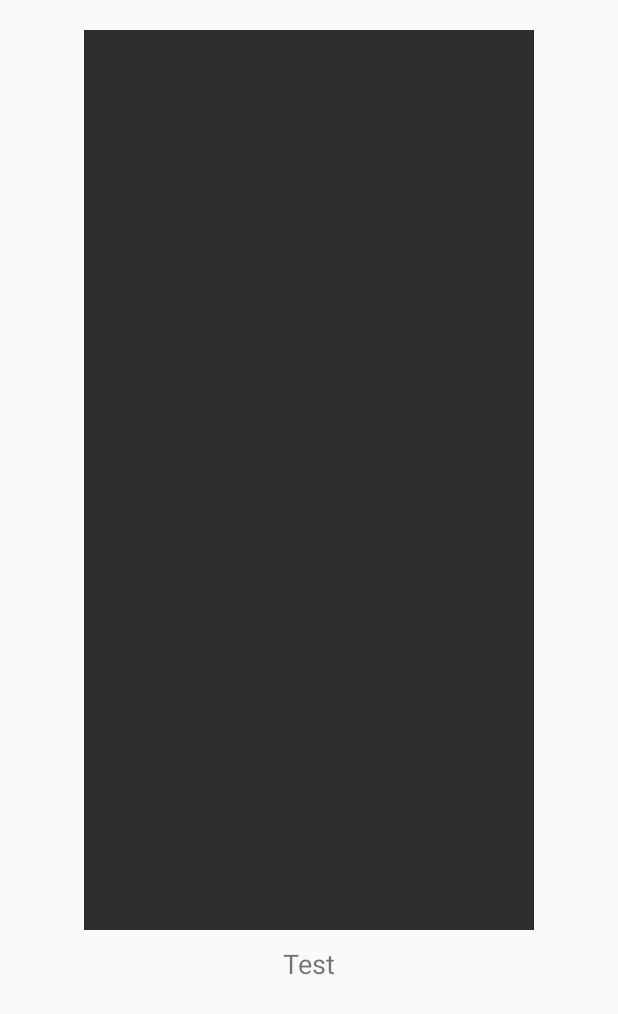
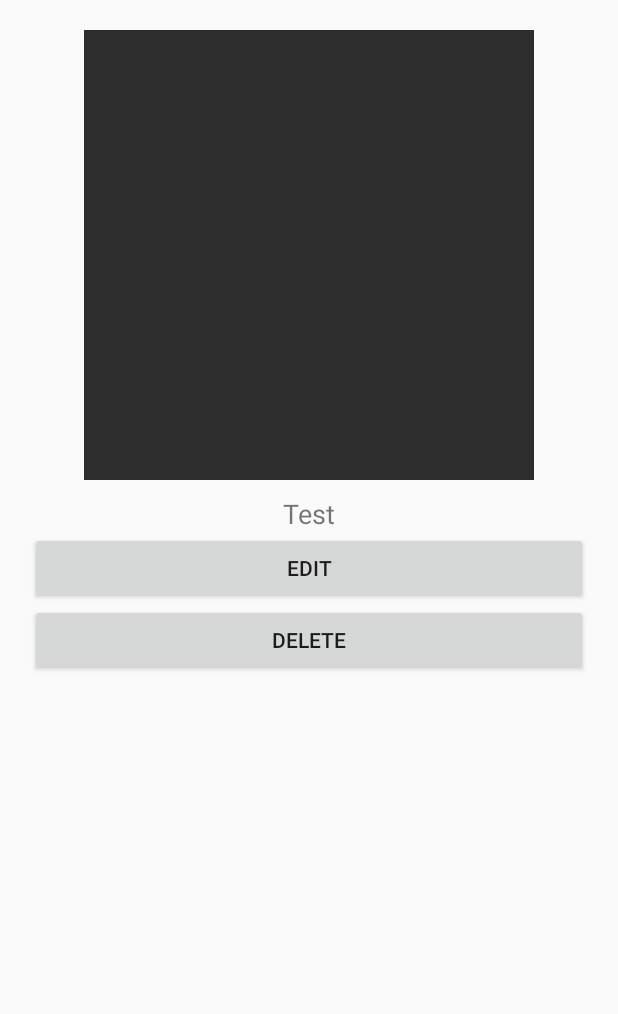
Before and after one commit to maijav/fancynotes, an Android app: the CardViewActivity screen opened directly, with no data from a screen before it, after a tap on "Note", on a phone screen of 412 x 824 dp. Shown: the top 1014 px of the screen. Run offline under Robolectric (Android 15) with nearby library versions, the phone set to English and light mode, and no system bars.

Commit message:
Add edit and delete buttons to the itemcontents xml.

```diff
--- a/app/src/main/java/fi/example/fancynotes/CardItemContentsActivity.java
+++ b/app/src/main/java/fi/example/fancynotes/CardItemContentsActivity.java
@@ -3,6 +3,8 @@ package fi.example.fancynotes;
 import android.content.Intent;
 import android.net.Uri;
 import android.os.Bundle;
+import android.util.Log;
+import android.view.View;
 import android.widget.ImageView;
 import android.widget.TextView;
 
@@ -23,6 +25,7 @@ public class CardItemContentsActivity extends AppCompatActivity {
         img = (ImageView) findViewById(R.id.itemthumbnail);
 
         //Receiving data
+        Log.d("PAPA","HI");
 
         Intent intent = getIntent();
         String description = intent.getExtras().getString("fi.example.fancynotes.description");
@@ -31,4 +34,12 @@ public class CardItemContentsActivity extends AppCompatActivity {
         tvDesc.setText(description);
         img.setImageURI(image);
     }
+
+    public void editNote(View view) {
+
+    }
+
+    public void deleteNote(View view) {
+
+    }
 }
--- a/app/src/main/java/fi/example/fancynotes/CardViewActivity.java
+++ b/app/src/main/java/fi/example/fancynotes/CardViewActivity.java
@@ -4,6 +4,7 @@ import android.content.Intent;
 import android.database.Cursor;
 import android.net.Uri;
 import android.os.Bundle;
+import android.util.Log;
 import android.widget.LinearLayout;
 
 import androidx.annotation.NonNull;
@@ -36,6 +37,7 @@ public class CardViewActivity extends AppCompatActivity{
         noteList.add(new Note("Test", "Test"));
 
         while(data.moveToNext()){
+            String id = data.getString(0);
             String title = data.getString(1);
             String text = data.getString(2);
             noteList.add(new Note(text, "test"));
--- a/app/src/main/res/layout/activity_card_item_contents.xml
+++ b/app/src/main/res/layout/activity_card_item_contents.xml
@@ -20,7 +20,7 @@
 
             <ImageView
                 android:layout_width="300dp"
-                android:layout_height="600dp"
+                android:layout_height="300dp"
                 android:background="#2d2d2d"
                 android:id="@+id/itemthumbnail"
                 android:scaleType="centerCrop"/>
@@ -33,6 +33,20 @@
                 android:layout_height="wrap_content"
                 android:text="Description"/>
 
+            <Button
+                android:layout_width="match_parent"
+                android:layout_height="wrap_content"
+                android:id="@+id/edit"
+                android:text="Edit"
+                android:onClick="editNote"/>
+
+            <Button
+                android:layout_width="match_parent"
+                android:layout_height="wrap_content"
+                android:id="@+id/delete"
+                android:text="Delete"
+                android:onClick="deleteNote"/>
+
         </LinearLayout>
 
     </androidx.core.widget.NestedScrollView>
```
